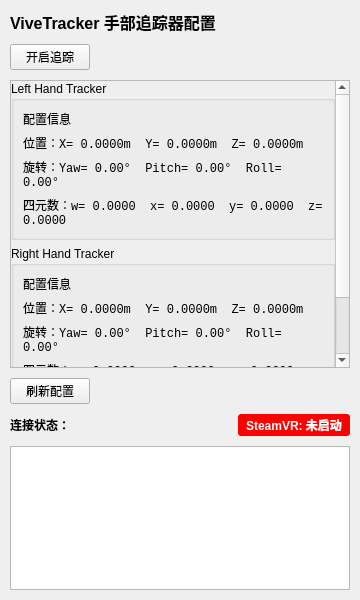
Old version of the form ui/vive_tracker.ui in the repository FOHEART/MotionGloveSDK_python.
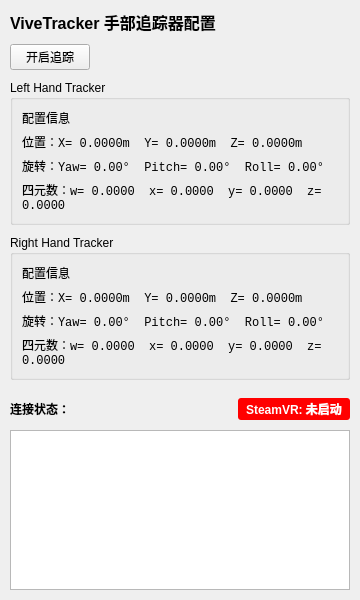
New version of the form.

Commit message: feat: Enhance Vive Tracker UI with context menus for quaternion and Euler angle display options

Diff of the .ui file:
```diff
--- a/ui/vive_tracker.ui
+++ b/ui/vive_tracker.ui
@@ -67,33 +67,6 @@
     </layout>
    </item>
    <item>
-    <widget class="QScrollArea" name="scrollArea">
-     <property name="widgetResizable">
-      <bool>true</bool>
-     </property>
-     <widget class="QWidget" name="scrollWidget">
-      <property name="geometry">
-       <rect>
-        <x>0</x>
-        <y>0</y>
-        <width>340</width>
-        <height>480</height>
-       </rect>
-      </property>
-      <layout class="QVBoxLayout" name="scrollLayout">
-       <property name="leftMargin">
-        <number>0</number>
-       </property>
-       <property name="topMargin">
-        <number>0</number>
-       </property>
-       <property name="rightMargin">
-        <number>0</number>
-       </property>
-       <property name="bottomMargin">
-        <number>0</number>
-       </property>
-       <item>
         <widget class="QGroupBox" name="leftHandGroup">
          <property name="title">
           <string>Left Hand Tracker</string>
@@ -245,37 +218,6 @@
           </size>
          </property>
         </spacer>
-       </item>
-      </layout>
-     </widget>
-    </widget>
-   </item>
-   <item>
-    <layout class="QHBoxLayout" name="buttonLayout">
-     <property name="spacing">
-      <number>10</number>
-     </property>
-     <item>
-      <widget class="QPushButton" name="refreshButton">
-       <property name="text">
-        <string>刷新配置</string>
-       </property>
-      </widget>
-     </item>
-     <item>
-      <spacer name="horizontalSpacer">
-       <property name="orientation">
-        <enum>Qt::Horizontal</enum>
-       </property>
-       <property name="sizeHint" stdset="0">
-        <size>
-         <width>40</width>
-         <height>20</height>
-        </size>
-       </property>
-      </spacer>
-     </item>
-    </layout>
    </item>
    <item>
     <layout class="QHBoxLayout" name="statusHeaderLayout">
```
Lines whose indentation alone changed are shown as unchanged. The commit also changes 1 other file.
